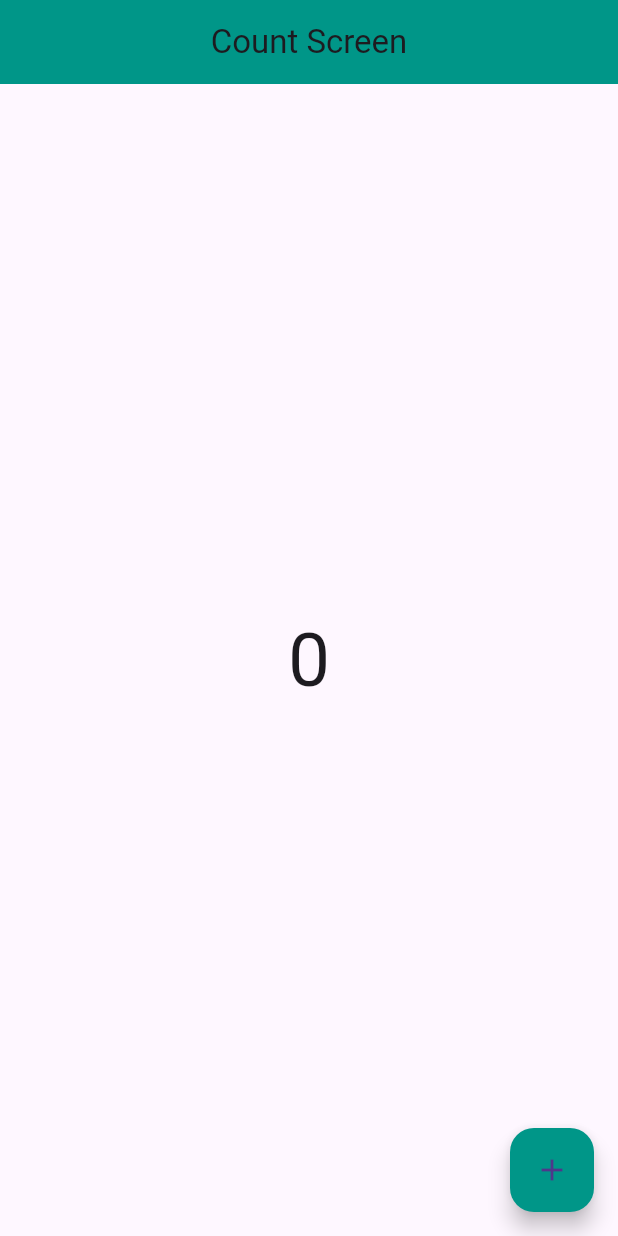
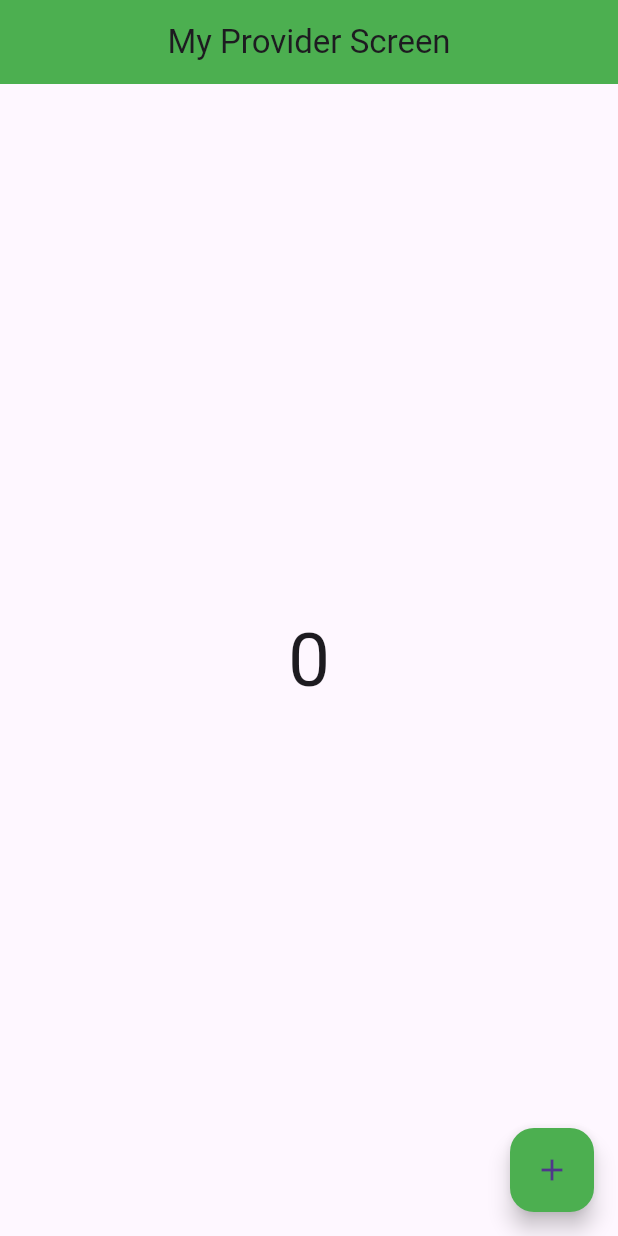
Before and after one commit to Aabis-Ahmed-Hassan/Provider-State-Management, a Flutter app: the first screen one second after launch, on a phone screen of 412 x 824 dp. Run offline on Flutter 3.47's test engine with Material 3 defaults, Android fonts, the phone set to English and light mode, and no system bars.

Commit message:
Done with Another Similar Provider Basic Example (my_provider_class.dart)

```diff
--- /dev/null
+++ b/lib/Provider/my_provider_class.dart
@@ -0,0 +1,15 @@
+import 'package:flutter/foundation.dart';
+
+class MyProviderClass with ChangeNotifier{
+
+  int x = 0;
+  int get getX => x;
+  void setX() {
+    x++;
+    notifyListeners();
+  }
+
+
+
+
+}
--- /dev/null
+++ b/lib/Screens/my_provider_screen.dart
@@ -0,0 +1,49 @@
+import 'package:flutter/material.dart';
+import 'package:provider/provider.dart';
+import 'package:provider_state_management/Provider/my_provider_class.dart';
+
+class MyProviderScreen extends StatefulWidget {
+  const MyProviderScreen({super.key});
+
+  @override
+  State<MyProviderScreen> createState() => _MyProviderScreenState();
+}
+
+class _MyProviderScreenState extends State<MyProviderScreen> {
+  @override
+  Widget build(BuildContext context) {
+    final myProviderObject =
+        Provider.of<MyProviderClass>(context, listen: false);
+
+    return Scaffold(
+      appBar: AppBar(
+        title: Text('My Provider Screen'),
+        centerTitle: true,
+        backgroundColor: Colors.green,
+      ),
+      body: Column(
+        mainAxisAlignment: MainAxisAlignment.center,
+        crossAxisAlignment: CrossAxisAlignment.center,
+        children: [
+          Center(
+            child: Consumer<MyProviderClass>(builder: (context, value, child) {
+              return Text(
+                value.getX.toString(),
+                style: TextStyle(fontSize: 50),
+              );
+            }),
+          ),
+        ],
+      ),
+      floatingActionButton: FloatingActionButton(
+        onPressed: () {
+          myProviderObject.setX();
+        },
+        child: Icon(
+          Icons.add,
+        ),
+        backgroundColor: Colors.green,
+      ),
+    );
+  }
+}
--- a/lib/main.dart
+++ b/lib/main.dart
@@ -1,27 +1,62 @@
+//For count_example.dart
+
+// import 'package:flutter/material.dart';
+// import 'package:provider_state_management/Provider/count_provider.dart';
+// import 'package:provider_state_management/Screens/count_example.dart';
+// import 'package:provider/provider.dart';
+// void main() {
+//   runApp(MyApp());
+// }
+//
+// class MyApp extends StatelessWidget {
+//   MyApp({super.key});
+//
+//   int x = 0;
+//
+//   @override
+//   Widget build(BuildContext context) {
+//
+//
+//     return ChangeNotifierProvider(
+//       create: (_)=>CountClass(),
+//
+//       child: MaterialApp(
+//           home:CountWidget()
+//         )
+//     );
+//
+//   }
+// }
+
+
+
+
+
+
 import 'package:flutter/material.dart';
-import 'package:provider_state_management/Provider/count_provider.dart';
-import 'package:provider_state_management/Screens/count_example.dart';
 import 'package:provider/provider.dart';
+import 'package:provider_state_management/Provider/my_provider_class.dart';
+import 'package:provider_state_management/Screens/my_provider_screen.dart';
 void main() {
   runApp(MyApp());
 }
 
 class MyApp extends StatelessWidget {
-  MyApp({super.key});
-
-  int x = 0;
+  const MyApp({super.key});
 
   @override
   Widget build(BuildContext context) {
 
 
     return ChangeNotifierProvider(
-      create: (_)=>CountClass(),
+      create: (_)=>MyProviderClass(),
+      child: MaterialApp(
 
-      child: MaterialApp(
-          home:CountWidget()
-        )
+        debugShowCheckedModeBanner: false,
+      home: MyProviderScreen()
+      ),
     );
+
 
   }
 }
```
